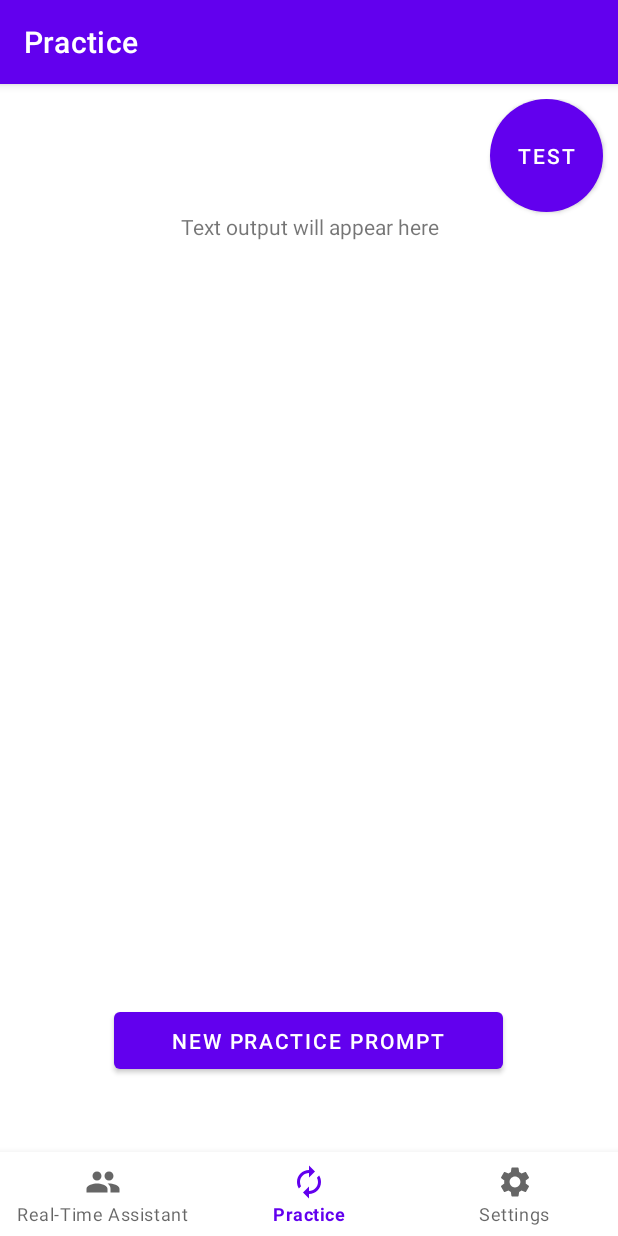
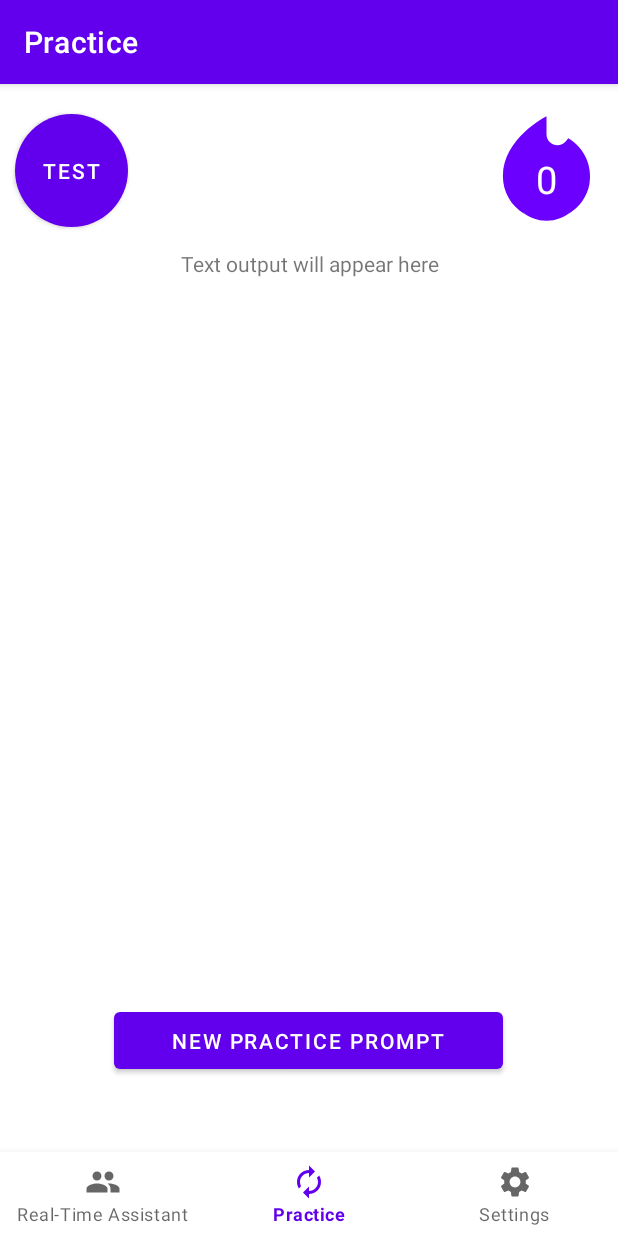
Before and after one commit to MarcM0/CapstoneTeam2023692, an Android app: the PracticeModeFragment screen opened through its navigation route, on a phone screen of 412 x 824 dp. Run offline under Robolectric (Android 15) with nearby library versions, the phone set to English and light mode, and no system bars; our stand-ins replace navigation-ui; libraries missing offline, so code that uses them is left out: com.google.api.gax, com.google.auth.oauth2, com.google.cloud.speech; network calls fail; 5 statements that could not run were skipped.

Commit message:
add streak counter

```diff
--- a/ConvoAssistant/app/src/main/java/com/example/convoassistant/SettingWrapper.kt
+++ b/ConvoAssistant/app/src/main/java/com/example/convoassistant/SettingWrapper.kt
@@ -3,9 +3,11 @@ package com.example.convoassistant
 import android.app.Activity
 import android.content.Context
 import android.content.SharedPreferences
-import com.example.convoassistant.databinding.ActivityMainBinding
+import android.util.Log
+import java.util.Calendar
 
 //wrapper class for saving and loading settings
+//also keeps track of streaks
 class SettingWrapper(activity: Activity) {
     private val sharedPref: SharedPreferences
     init {
@@ -42,6 +44,74 @@ class SettingWrapper(activity: Activity) {
             commit()
         }
     }
+    fun writeInts(pairs: Map<String,Int>){
+        with (sharedPref.edit()) {
+            pairs.forEach { (key, value) -> putInt(key, value); }
+            commit()
+        }
+    }
+
+    //get streak status and increment if necessary
+    //only increment if allowIncrement is true
+    // will reset streak whether or not allowIncrement is true
+    //returns current streak
+    fun getStreakPracticeMode(allowIncrement: Boolean): Int{
+
+        //get date
+        //today
+        val today: Calendar = Calendar.getInstance()
+        val dayOfYear = today.get(Calendar.DAY_OF_YEAR)
+        val year = today.get(Calendar.YEAR)
+        //yesterday
+        val yesterday = Calendar.getInstance() // today
+        yesterday.add(Calendar.DAY_OF_YEAR, -1)
+        Log.i("StreakUpdate", "DayOfYear:$today , Year:$year")
+
+        val streakKey = "practice_mode_streak";
+        val streakDayKey = "practice_mode_streak_day";
+        val streakYearKey = "practice_mode_streak_year";
+
+        var streak = sharedPref.getInt(streakKey, -1);
+        var streakDay = sharedPref.getInt(streakDayKey, dayOfYear)
+        var streakYear = sharedPref.getInt(streakYearKey, year)
+
+        var noChange = false;
+        if(streak == -1){
+            //no previously recorded streak
+            streak = 0;
+        }else if((streakDay == dayOfYear) && (streakYear == year)){
+            //no change, same day
+            noChange = true;
+        }else if(streakYear == yesterday.get(Calendar.YEAR) && streakDay == yesterday.get(Calendar.DAY_OF_YEAR)) {
+            //yesterday and we are allowed to increment
+            if(allowIncrement){
+                streak+=1
+            }else{
+                noChange = true;
+            }
+        }else{
+            //not today or yesterday, lost streak (unless you are a time traveller :) )
+            streak=0
+        }
+
+        if(!noChange){
+            var newDayOfYear = dayOfYear;
+            var newYear = year
+            if(!allowIncrement){
+                //make sure this day doesnt count towards streak if not incrementing
+                newDayOfYear = 0
+                newYear = 0
+            }
+
+            writeInts(mapOf(
+                streakKey to streak,
+                streakDayKey to newDayOfYear,
+                streakYearKey to newYear,
+            ))
+        }
+
+        return streak
+    }
 
     //write single setting, Slow, avoid using
     fun writeSingle(key: String, value: String){
--- a/ConvoAssistant/app/src/main/java/com/example/convoassistant/ui/practice_mode/PracticeModeFragment.kt
+++ b/ConvoAssistant/app/src/main/java/com/example/convoassistant/ui/practice_mode/PracticeModeFragment.kt
@@ -45,9 +45,15 @@ class PracticeModeFragment : STTFragment(){ // Fragment() {
 
     //views
     private lateinit var outputTV: TextView
+    private lateinit var streakTV: TextView
     private lateinit var micIB: Button
     private lateinit var generatePromptB: Button
     private lateinit var testModeB: Button
+
+    //settings and streaks
+    private lateinit var settings: SettingWrapper
+    private var streak = 0;
+
 
 
     override fun onCreateView(
@@ -71,6 +77,7 @@ class PracticeModeFragment : STTFragment(){ // Fragment() {
         outputTV =  requireView().findViewById(R.id.speech_2_text_out)
         micIB = requireView().findViewById(R.id.rate_reflection_button)
         testModeB = requireView().findViewById((R.id.pratice_test))
+        streakTV = requireView().findViewById((R.id.StreakText))
 
         generatePromptB = requireView().findViewById(R.id.new_practice_prompt)
 
@@ -93,17 +100,23 @@ class PracticeModeFragment : STTFragment(){ // Fragment() {
         ttsInterface = TTSInterfaceClass(requireContext())
 
         //load settings
-        val settings = SettingWrapper(requireActivity())
+        settings = SettingWrapper(requireActivity())
 
         scenarioPrompt = settings.get("Pra_Scenario_LLM_Prompt")
         scenarioTokens = settings.get("Pra_Scenario_LLM_Output_Token_Count").toInt()
 
         ratingPrompt = settings.get("Pra_Rating_LLM_Prompt")
         ratingTokens = settings.get("Pra_Rating_LLM_Output_Token_Count").toInt()
+
+        //check status of streak, no increment since they have not practiced yet
+        streakTV.text = settings.getStreakPracticeMode(allowIncrement=false).toString();
     }
 
     //runs when speech to text returns result
     override fun onMicResult(input: String){
+        //increment streak
+        streakTV.text = settings.getStreakPracticeMode(allowIncrement=true).toString();
+
         //run in thread so we don't block main
         thread(start = true) {
             try{
--- /dev/null
+++ b/ConvoAssistant/app/src/main/res/drawable/baseline_fire_24.xml
@@ -0,0 +1,38 @@
+<vector xmlns:android="http://schemas.android.com/apk/res/android" xmlns:aapt="http://schemas.android.com/aapt"
+    android:viewportWidth="1080"
+    android:viewportHeight="1080"
+    android:width="24dp"
+    android:height="24dp">
+    <group
+        android:scaleX="52.1"
+        android:scaleY="52.1"
+        android:translateX="540"
+        android:translateY="520">
+        <group
+            android:translateY="-0.07">
+            <group
+                android:translateX="-12"
+                android:translateY="-10.93">
+                <path
+                    android:pathData="M16 6L15.56 6.55C14.38 8.02 12 7.19 12 5.3L12 2C12 2 4 6 4 13C4 15.92 5.5600000000000005 18.47 7.890000000000001 19.86C7.33 19.07 7 18.1 7 17.06C7 15.739999999999998 7.52 14.499999999999998 8.47 13.559999999999999L12 10.1L15.53 13.57C16.48 14.5 17 15.74 17 17.07C17 18.09 16.69 19.03 16.15 19.82C18.04 18.67 19.439999999999998 16.76 19.86 14.52C20.52 10.97 18.79 7.62 16 6z"
+                    android:fillColor="#6B00FF" />
+            </group>
+        </group>
+    </group>
+    <group
+        android:scaleX="110"
+        android:scaleY="100"
+        android:translateX="540"
+        android:translateY="150">
+        <group
+            android:translateY="5.45">
+            <group
+                android:translateX="-12"
+                android:translateY="-16.45">
+                <path
+                    android:pathData="M12 12.9L9.870000000000001 14.99C9.31 15.55 9 16.28 9 17.06C9 18.68 10.35 20 12 20C13.65 20 15 18.68 15 17.06C15 16.279999999999998 14.69 15.54 14.13 14.989999999999998L12 12.9z"
+                    android:fillColor="#6B00FF" />
+            </group>
+        </group>
+    </group>
+</vector>
--- a/ConvoAssistant/app/src/main/res/layout/fragment_practice_mode.xml
+++ b/ConvoAssistant/app/src/main/res/layout/fragment_practice_mode.xml
@@ -18,15 +18,14 @@
         <TextView
             android:id="@+id/speech_2_text_out"
             android:layout_width="match_parent"
-            android:layout_height="0dp"
+            android:layout_height="354dp"
             android:layout_marginStart="50dp"
-            android:layout_marginTop="75dp"
+            android:layout_marginTop="100dp"
             android:layout_marginEnd="50dp"
+            android:layout_weight="10"
             android:scrollbars="vertical"
             android:text="Text output will appear here"
-            android:textAlignment="center"
-            android:layout_weight="10"
-            />
+            android:textAlignment="center" />
 
         <Button
             android:id="@+id/new_practice_prompt"
@@ -60,9 +59,9 @@
             android:layout_width="75dp"
             android:layout_height="75dp"
             android:layout_alignParentTop="true"
-            android:layout_alignParentRight="true"
+            android:layout_alignParentLeft="true"
             android:layout_marginStart="10dp"
-            android:layout_marginTop="0dp"
+            android:layout_marginTop="10dp"
             android:layout_marginEnd="10dp"
             android:layout_marginBottom="10dp"
             android:insetLeft="0dp"
@@ -76,6 +75,32 @@
             app:iconPadding="0dp"
             app:iconSize="35dp" />
 
+        <ImageView
+            android:id="@+id/StreakImage"
+            android:layout_width="75dp"
+            android:layout_height="75dp"
+            android:layout_alignParentTop="true"
+            android:layout_alignParentRight="true"
+            android:layout_marginStart="5dp"
+            android:layout_marginTop="8dp"
+            android:layout_marginEnd="10dp"
+            android:scaleType="fitCenter"
+            android:src="@drawable/baseline_fire_24" />
+
+        <TextView
+            android:id="@+id/StreakText"
+            android:layout_width="wrap_content"
+            android:layout_height="wrap_content"
+            android:layout_alignLeft="@+id/StreakImage"
+            android:layout_alignTop="@+id/StreakImage"
+            android:layout_alignRight="@+id/StreakImage"
+            android:layout_alignBottom="@+id/StreakImage"
+            android:layout_marginTop="15dp"
+            android:textSize="25dp"
+            android:gravity="center"
+            android:text="0"
+            android:textColor="#FFFFFF" />
+
     </RelativeLayout>
 
 </androidx.constraintlayout.widget.ConstraintLayout>
--- a/ConvoAssistant/app/src/main/res/layout/fragment_rta.xml
+++ b/ConvoAssistant/app/src/main/res/layout/fragment_rta.xml
@@ -18,15 +18,14 @@
         <TextView
             android:id="@+id/speech_1_text_out"
             android:layout_width="match_parent"
-        android:layout_height="0dp"
+            android:layout_height="354dp"
             android:layout_marginStart="50dp"
-        android:layout_marginTop="75dp"
+            android:layout_marginTop="100dp"
             android:layout_marginEnd="50dp"
+            android:layout_weight="10"
             android:scrollbars="vertical"
             android:text="Text output will appear here"
-        android:textAlignment="center"
-        android:layout_weight="8"
-        />
+            android:textAlignment="center" />
 
         <Button
         android:id="@+id/toggle_recording"
@@ -51,9 +50,9 @@
             android:layout_width="75dp"
             android:layout_height="75dp"
             android:layout_alignParentTop="true"
-            android:layout_alignParentRight="true"
+            android:layout_alignParentLeft="true"
             android:layout_marginStart="10dp"
-            android:layout_marginTop="0dp"
+            android:layout_marginTop="10dp"
             android:layout_marginEnd="10dp"
             android:layout_marginBottom="10dp"
             android:insetLeft="0dp"
```
Lines whose indentation alone changed are shown as unchanged.
